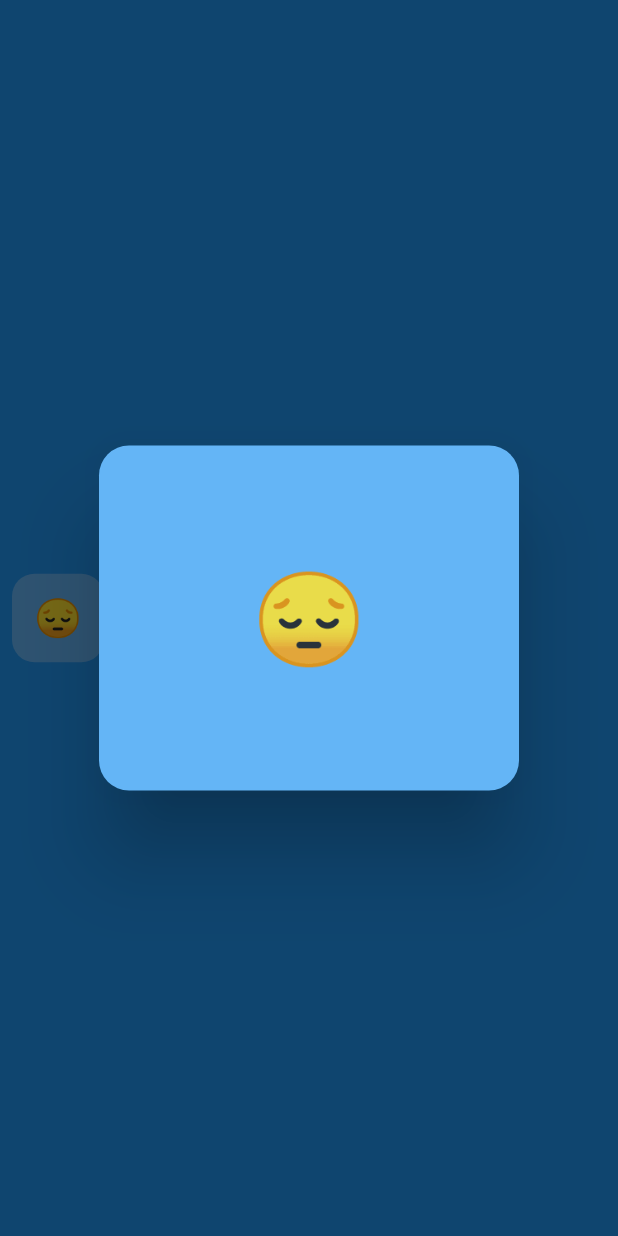
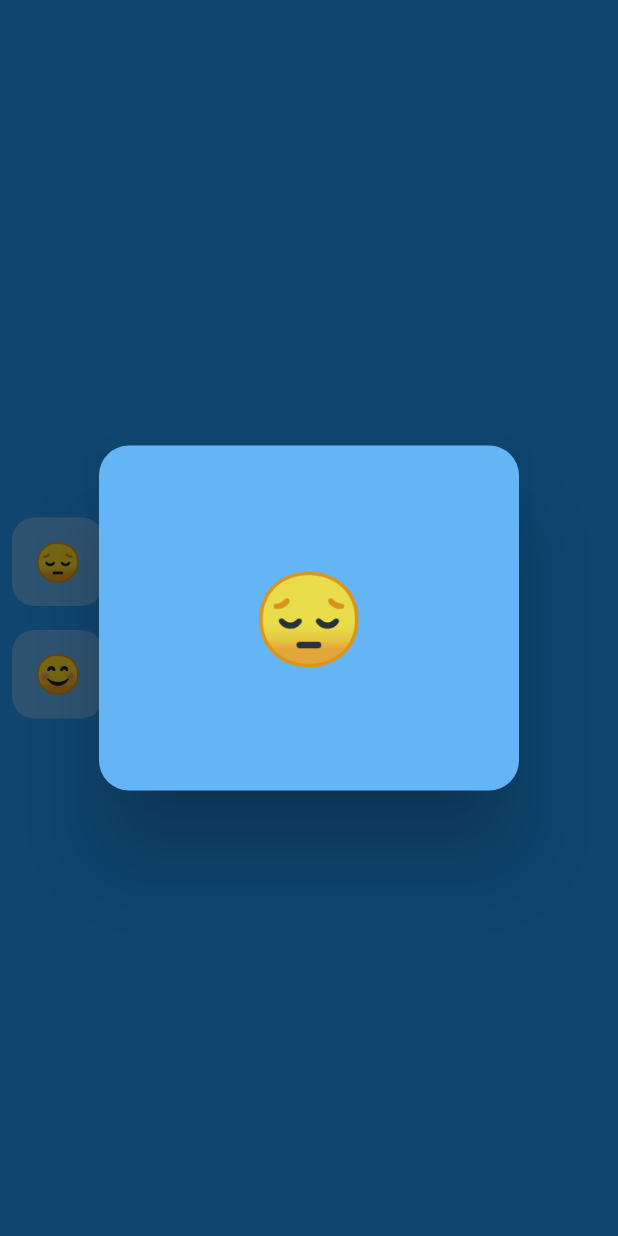
Before and after one commit to LunarioTK/EmojiPopUp, a Flutter app: the screen it shows after launch, after a tap on an icon or button, on a phone screen of 412 x 824 dp. Run offline on Flutter 3.47's test engine with Material 2 defaults, Android fonts, the light colour scheme and no system bars.

Commit message:
tornar mais Clean

```diff
--- a/lib/pages/homepage.dart
+++ b/lib/pages/homepage.dart
@@ -11,11 +11,19 @@ class HomePage extends StatefulWidget {
 
 class _HomePageState extends State<HomePage> {
   final String controller = '';
-  void showPopup() {
+  List<String> emojis = [
+    '😔',
+    '😊',
+    '😁',
+    '😃',
+  ];
+  void showPopup(int pos) {
     showDialog(
         context: context,
         builder: ((context) {
-          return const PopUpEmoji();
+          return PopUpEmoji(
+            emoji: emojis[pos],
+          );
         }));
   }
 
@@ -31,11 +39,21 @@ class _HomePageState extends State<HomePage> {
               TextButton(
                 onPressed: () {
                   setState(() {
-                    showPopup();
+                    showPopup(0);
                   });
                 },
-                child: const EmojiCard(
-                  emoji: '😔',
+                child: EmojiCard(
+                  emoji: emojis[0],
+                ),
+              ),
+              TextButton(
+                onPressed: () {
+                  setState(() {
+                    showPopup(1);
+                  });
+                },
+                child: EmojiCard(
+                  emoji: emojis[1],
                 ),
               )
             ],
--- a/lib/utils/emoji.dart
+++ b/lib/utils/emoji.dart
@@ -1,4 +1,4 @@
-import 'package:emojipopup/utils/popupemoji.dart';
+//import 'package:emojipopup/utils/popupemoji.dart';
 import 'package:flutter/material.dart';
 
 class EmojiCard extends StatelessWidget {
--- a/lib/utils/popupemoji.dart
+++ b/lib/utils/popupemoji.dart
@@ -1,7 +1,9 @@
 import 'package:flutter/material.dart';
 
 class PopUpEmoji extends StatelessWidget {
-  const PopUpEmoji({super.key});
+  final String emoji;
+
+  const PopUpEmoji({super.key, required this.emoji});
 
   @override
   Widget build(BuildContext context) {
@@ -13,10 +15,10 @@ class PopUpEmoji extends StatelessWidget {
       backgroundColor: Colors.blue[300],
       content: Row(
         mainAxisAlignment: MainAxisAlignment.center,
-        children: const [
+        children: [
           Text(
-            '😔',
-            style: TextStyle(
+            emoji,
+            style: const TextStyle(
               fontSize: 60,
             ),
           ),
```
